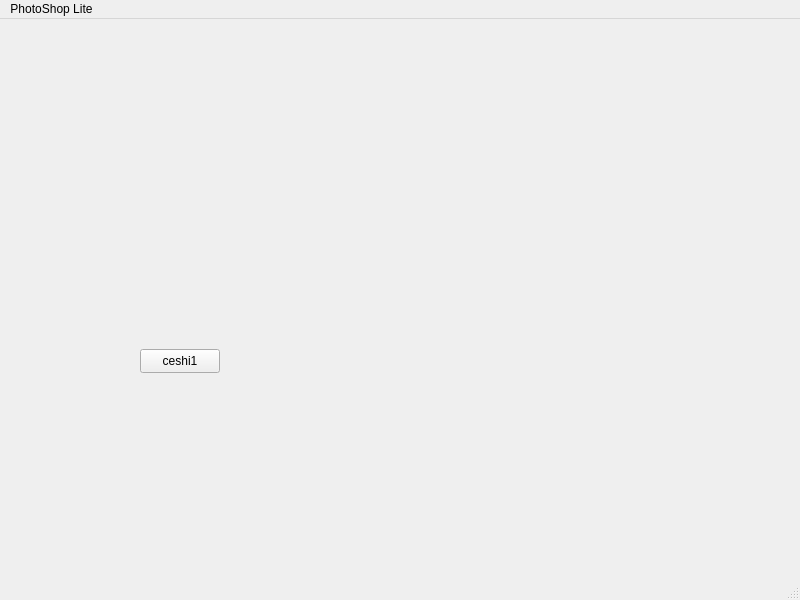
Saturday-365/PhotoShop-Lite, file mainwindow.ui: the form before one commit.
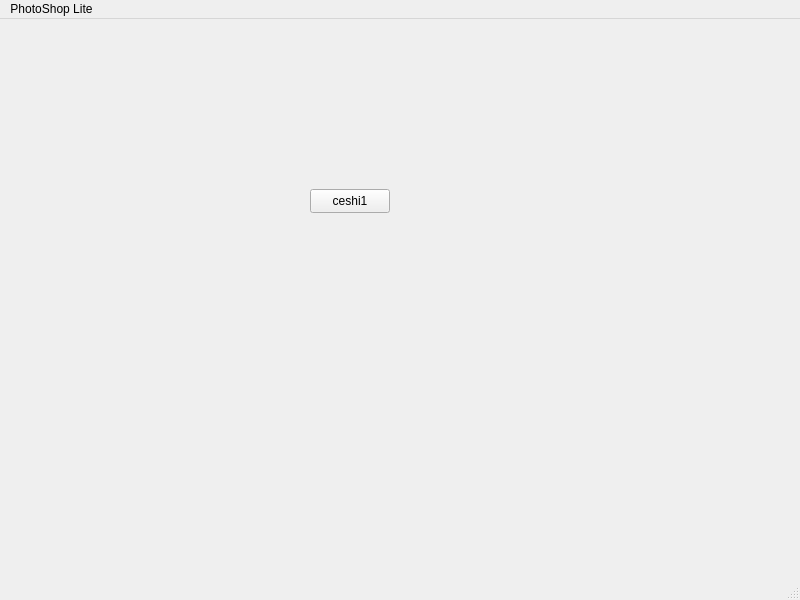
The form after the commit.

Patch:
```diff
--- a/mainwindow.ui
+++ b/mainwindow.ui
@@ -17,8 +17,8 @@
    <widget class="QPushButton" name="pushButton">
     <property name="geometry">
      <rect>
-      <x>140</x>
-      <y>330</y>
+      <x>310</x>
+      <y>170</y>
       <width>80</width>
       <height>24</height>
      </rect>
```
